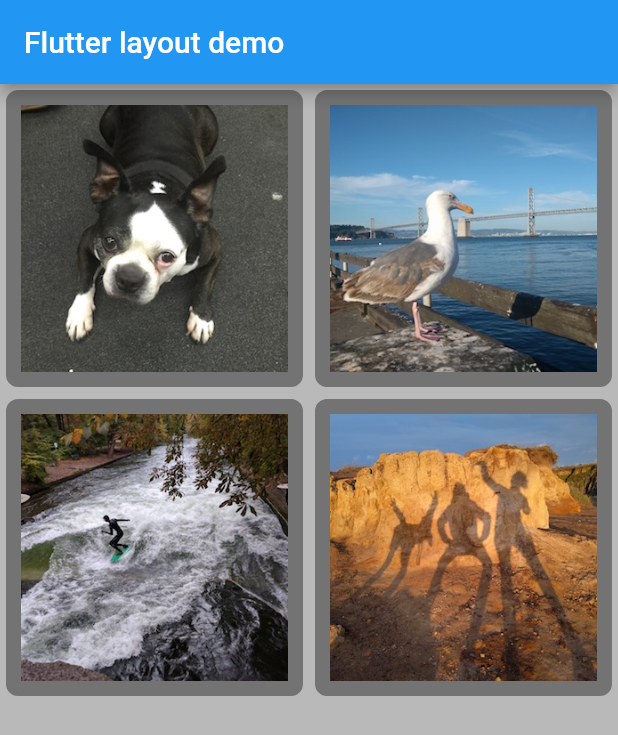
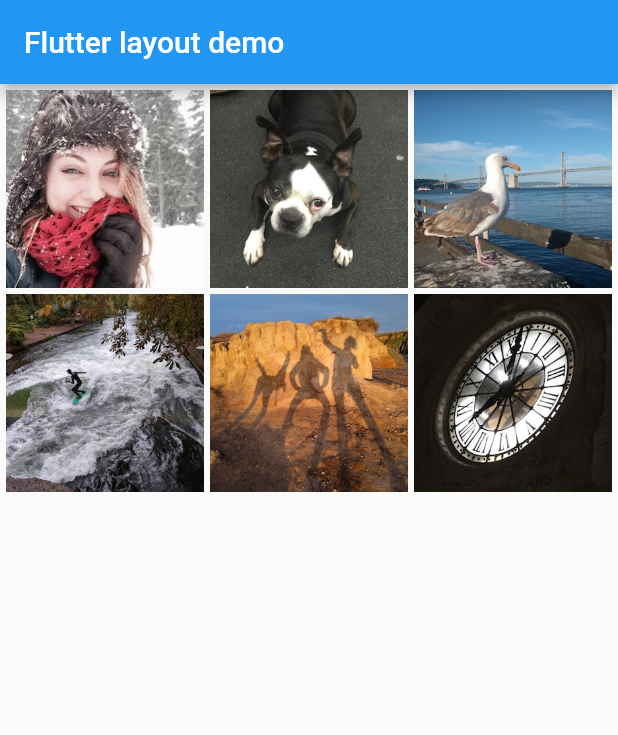
Before and after one commit to nvrr/Flutter.Doc, a Flutter app: the screen it shows after launch, on a phone screen of 412 x 824 dp. Shown: the top 735 px of the screen. Run offline on Flutter 3.47's test engine with Material 2 defaults, Android fonts, the phone set to English and light mode, and no system bars.

Commit message:
Flutter Layout-4 GridView

```diff
--- a/lib/main.dart
+++ b/lib/main.dart
@@ -1,15 +1,14 @@
-
-
 import 'package:flutter/material.dart';
-// import 'package:flutter/rendering.dart' show debugPaintSizeEnabled;
+import 'package:flutter/rendering.dart' show debugPaintSizeEnabled;
 
 void main() {
- // debugPaintSizeEnabled = true; // Set to true for visual layout
+  debugPaintSizeEnabled = false; // Set to true for visual layout
   runApp(MyApp());
 }
 
+class MyApp extends StatelessWidget {
+  static final showGrid = true; // Set to false to show ListView
 
-class MyApp extends StatelessWidget {
   @override
   Widget build(BuildContext context) {
     return MaterialApp(
@@ -18,42 +17,53 @@ class MyApp extends StatelessWidget {
         appBar: AppBar(
           title: Text('Flutter layout demo'),
         ),
-        body: Center(child: _buildImageColumn())
+        body: Center(child: showGrid ? _buildGrid() : _buildList()),
       ),
     );
+
   }
 
-  // #docregion column
-  Widget _buildImageColumn() => Container(
-        decoration: BoxDecoration(
-          color: Colors.black26,
-        ),
-        child: Column(
-          children: [
-            _buildImageRow(1),
-            _buildImageRow(3),
-          ],
+  Widget _buildGrid() => GridView.extent(
+    maxCrossAxisExtent: 150,
+    padding: const EdgeInsets.all(4),
+    mainAxisSpacing: 4,
+    crossAxisSpacing: 4,
+    children: _buildGridTileList(6),
+  );
+
+
+  List<Container> _buildGridTileList(int count) => List.generate(
+    count, (i) => Container(child: Image.asset('images/pic$i.jpg'))
+  );
+
+   Widget _buildList() => ListView(
+        children: [
+          _tile('CineArts at the Empire', '85 W Portal Ave', Icons.theaters),
+          _tile('The Castro Theater', '429 Castro St', Icons.theaters),
+          _tile('Alamo Drafthouse Cinema', '2550 Mission St', Icons.theaters),
+          _tile('Roxie Theater', '3117 16th St', Icons.theaters),
+          _tile('United Artists Stonestown Twin', '501 Buckingham Way',
+              Icons.theaters),
+          _tile('AMC Metreon 16', '135 4th St #3000', Icons.theaters),
+          Divider(),
+          _tile('K\'s Kitchen', '757 Monterey Blvd', Icons.restaurant),
+          _tile('Emmy\'s Restaurant', '1923 Ocean Ave', Icons.restaurant),
+          _tile(
+              'Chaiya Thai Restaurant', '272 Claremont Blvd', Icons.restaurant),
+          _tile('La Ciccia', '291 30th St', Icons.restaurant),
+        ],
+      );
+
+  ListTile _tile(String title, String subtitle, IconData icon) => ListTile(
+        title: Text(title,
+            style: TextStyle(
+              fontWeight: FontWeight.w500,
+              fontSize: 20,
+            )),
+        subtitle: Text(subtitle),
+        leading: Icon(
+          icon,
+          color: Colors.blue[500],
         ),
       );
-  // #enddocregion column
-
-  // #docregion row
-  Widget _buildDecoratedImage(int imageIndex) => Expanded(
-        child: Container(
-          decoration: BoxDecoration(
-            border: Border.all(width: 10, color: Colors.black38),
-            borderRadius: const BorderRadius.all(const Radius.circular(8)),
-          ),
-          margin: const EdgeInsets.all(4),
-          child: Image.asset('images/pic$imageIndex.jpg'),
-        ),
-      );
-
-  Widget _buildImageRow(int imageIndex) => Row(
-        children: [
-          _buildDecoratedImage(imageIndex),
-          _buildDecoratedImage(imageIndex + 1),
-        ],
-      );
-  // #enddocregion row
 }
```
Also changed, not shown: images/pic0.jpg (added), images/pic5.jpg (added).
